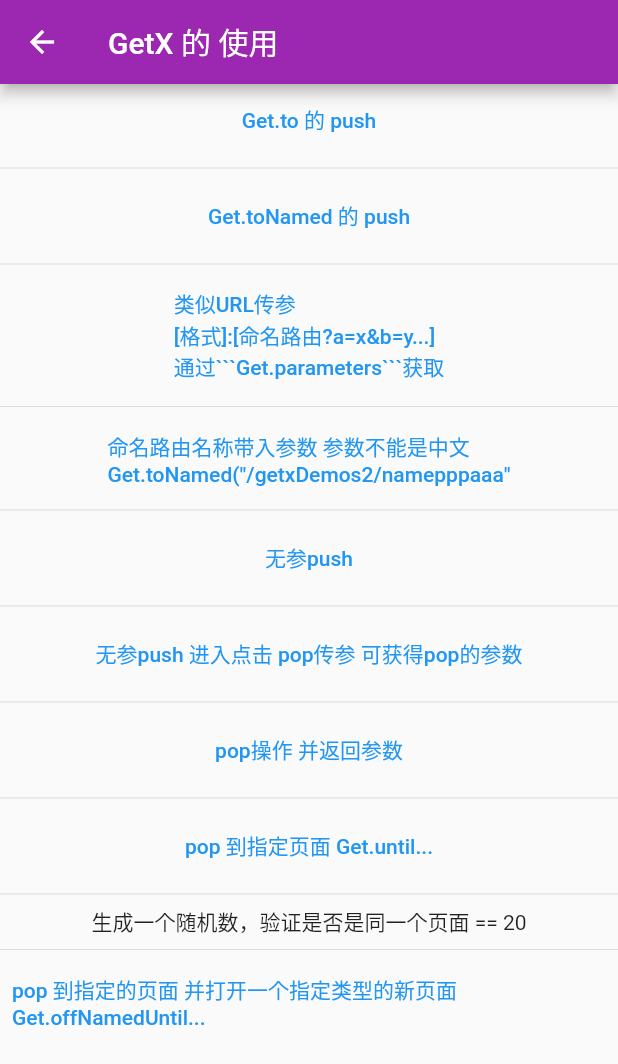
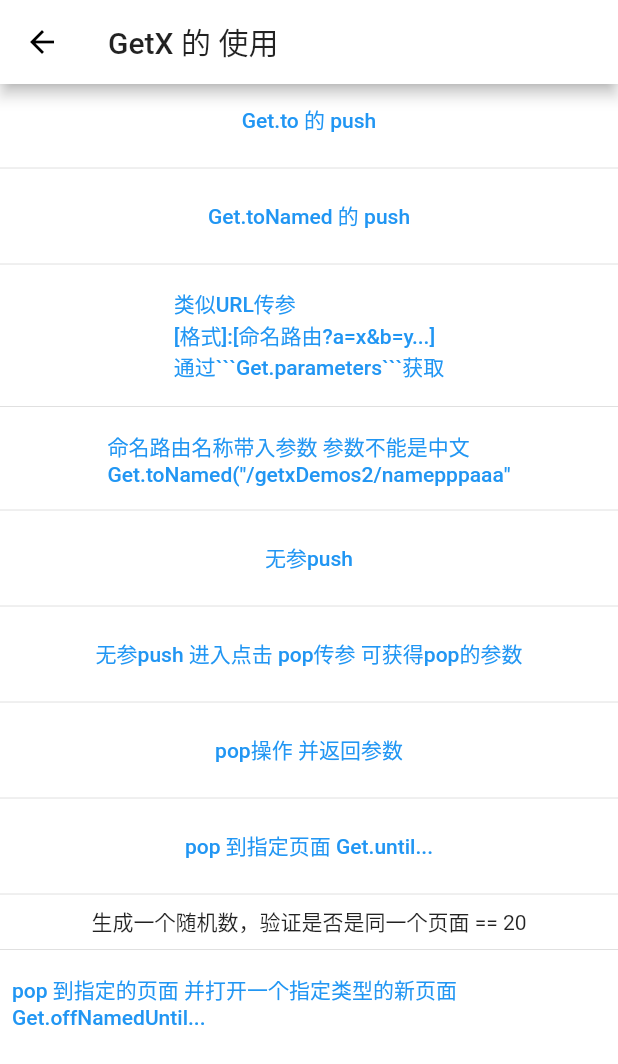
Before and after one commit to iBinbro/fluterApp, a Flutter app: the screen it shows after launch, on a phone screen of 412 x 824 dp. Shown: the top 1064 px of the screen. Run offline on Flutter 3.47's test engine with Material 2 defaults, Android fonts, the phone set to English and light mode, and no system bars; our stand-ins replace cached_network_image, date_format, dio, flutter_swiper_null_safety, get, shared_preferences and 3 more; accounts and stored records are empty.

Commit message:
国际化封装；

```diff
--- a/flutter_app_study_widgets/lib/appGetXDemos_language.dart
+++ b/flutter_app_study_widgets/lib/appGetXDemos_language.dart
@@ -12,18 +12,37 @@ import 'dart:ui' as UI;
 // fallbackLocale: Locale('enenenenenenenen', "?????????"),//应用指定语言失败时，指定一个固定语言
 // // fallbackLocale: Locale('en', "US"),
 
+abstract class LanguageTransitionDic {
+  //文本对应的KEY
+  static const Lang = "language";
+
+  //文本KEY所对应的翻译文本
+  static const ch = {
+    //哪种语言
+    Lang: "我是中文", //具体的键值对
+  };
+  static const en = {
+    //哪种语言
+    Lang: "This is English", //具体的键值对
+  };
+}
+
 class LanguageTransition extends Translations {
   @override
   // TODO: implement keys
   Map<String, Map<String, String>> get keys {
+    // return {
+    //   "zhzhzhzhzhzhzhzh": {
+    //     "language": "我是中文",
+    //   },
+    //   "enenenenenenenen": {
+    //     "language": "This is English",
+    //   }
+    // };
+    //进一步封装
     return {
-      "zhzhzhzhzhzhzhzh": {
-        //哪种语言
-        "language": "我是中文", //具体的键值对
-      },
-      "enenenenenenenen": {
-        "language": "This is English",
-      },
+      "zhzhzhzhzhzhzhzh": LanguageTransitionDic.ch,
+      "enenenenenenenen": LanguageTransitionDic.en,
     };
   }
 }
@@ -35,7 +54,7 @@ class GetxLanguage extends StatelessWidget {
   Widget build(BuildContext context) {
     return Scaffold(
       appBar: AppBar(
-        title: Text("GetX 国际化 ${'language'.tr}"),
+        title: Text("GetX 国际化 ${LanguageTransitionDic.Lang.tr}"),
       ),
       body: Column(
         children: [
--- a/flutter_app_study_widgets/lib/appGetXDemos_themes.dart
+++ b/flutter_app_study_widgets/lib/appGetXDemos_themes.dart
@@ -14,14 +14,20 @@ import 'package:get/get.dart';
 //创建Dark ThemeData对象
 final ThemeData appDarkThemeData = ThemeData(
     brightness: Brightness.dark,
-    primaryColor: Colors.red,
-    textTheme: TextTheme(headline1: TextStyle(color: Colors.red)));
+    primaryColor: Colors.red, // 主要部分背景颜色（导航和tabBar等）
+    scaffoldBackgroundColor:
+        Colors.red, //Scaffold的背景颜色。典型Material应用程序或应用程序内页面的背景颜色
+    textTheme: TextTheme(headline1: TextStyle(color: Colors.yellow)),
+    appBarTheme: AppBarTheme(iconTheme: IconThemeData(color: Colors.yellow)));
 
 //创建light ThemeData对象
 final ThemeData appLightThemeData = ThemeData(
     brightness: Brightness.light,
-    primaryColor: Colors.purple,
-    textTheme: TextTheme(headline1: TextStyle(color: Colors.purple)));
+    primaryColor: Colors.white, // 主要部分背景颜色（导航和tabBar等）
+    scaffoldBackgroundColor:
+        Colors.white, //Scaffold的背景颜色。典型Material应用程序或应用程序内页面的背景颜色
+    textTheme: TextTheme(headline1: TextStyle(color: Colors.blue)),
+    appBarTheme: AppBarTheme(iconTheme: IconThemeData(color: Colors.black)));
 
 class GetXThemes extends StatelessWidget {
   const GetXThemes({Key? key}) : super(key: key);
```
